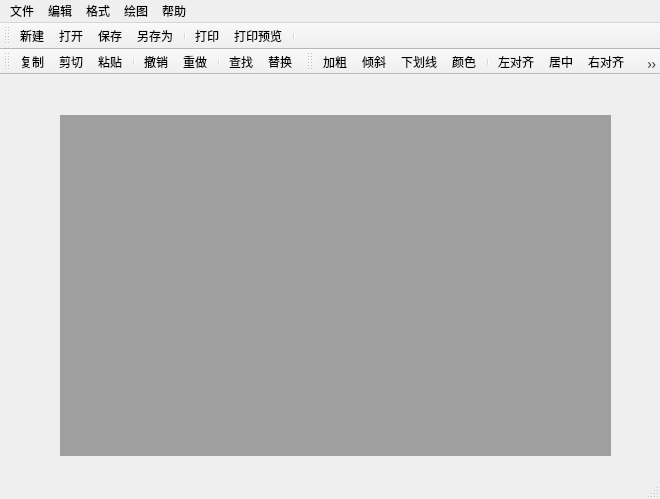
The window that mainwindow.ui (dingyx99/oop-qtnotepad) describes before a commit, drawn with Qt 5.
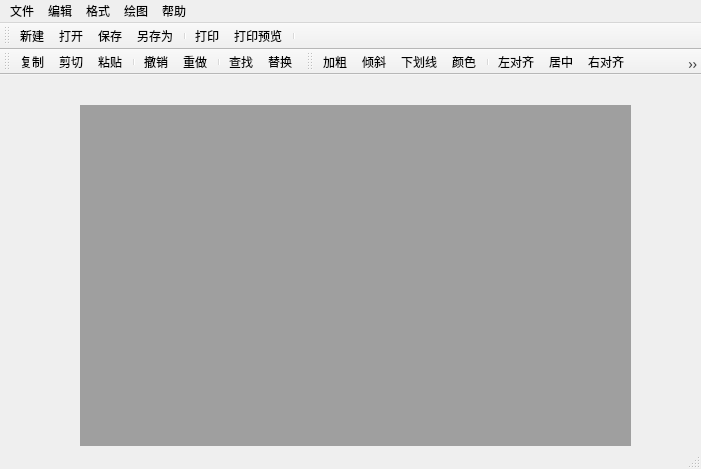
The same window after the commit. Icons and pictures are not drawn.

What changed in the file:
```diff
--- a/mainwindow.ui
+++ b/mainwindow.ui
@@ -6,8 +6,8 @@
    <rect>
     <x>0</x>
     <y>0</y>
-    <width>660</width>
-    <height>499</height>
+    <width>701</width>
+    <height>469</height>
    </rect>
   </property>
   <property name="windowTitle">
@@ -20,8 +20,8 @@
    <widget class="QMdiArea" name="mdiArea">
     <property name="geometry">
      <rect>
-      <x>60</x>
-      <y>40</y>
+      <x>80</x>
+      <y>30</y>
       <width>551</width>
       <height>341</height>
      </rect>
@@ -77,7 +77,7 @@
     <rect>
      <x>0</x>
      <y>0</y>
-     <width>660</width>
+     <width>701</width>
      <height>23</height>
     </rect>
    </property>
```
